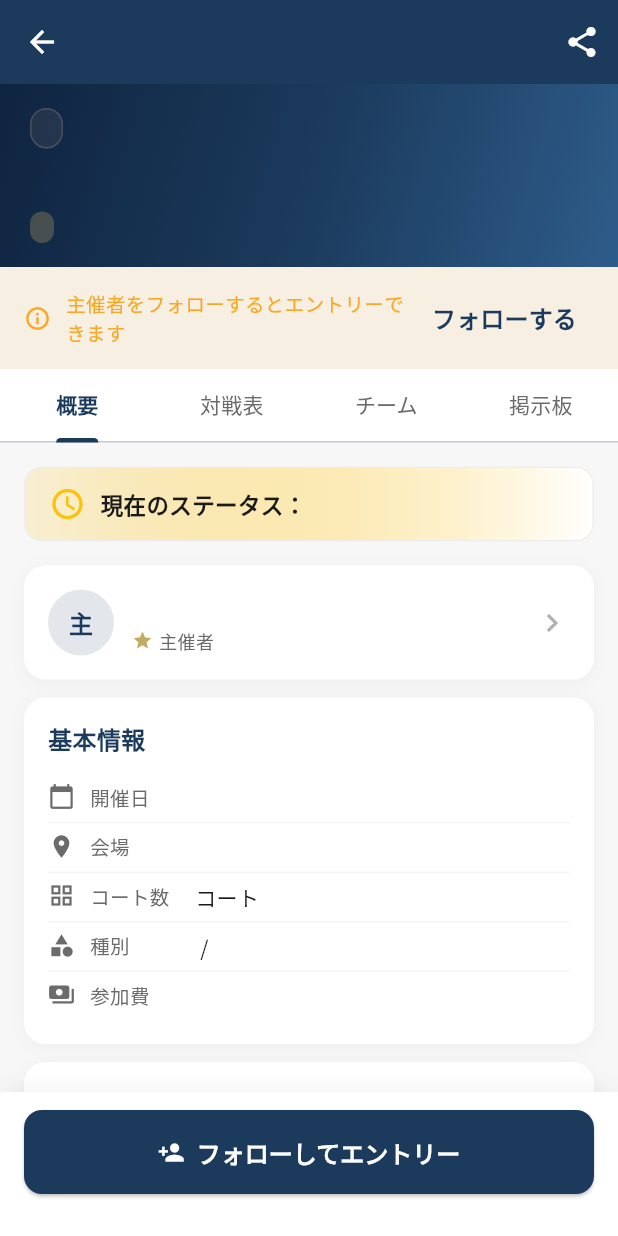
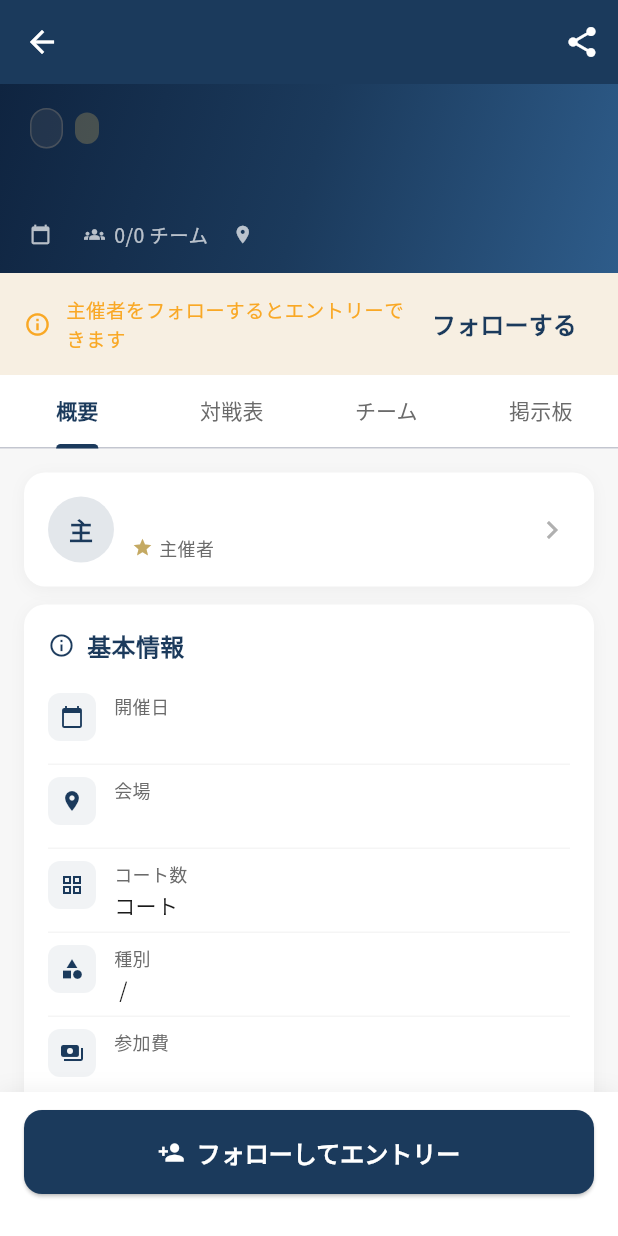
Before and after one commit to sofvo-dev/sofvo, a Flutter app: the TournamentDetailScreen screen opened directly with empty values, on a phone screen of 412 x 824 dp. Run offline on Flutter 3.47's test engine with Material 3 defaults, Android fonts, the phone set to English and light mode, and no system bars; our stand-ins replace cloud_firestore, file_picker, firebase_auth, firebase_core, firebase_storage, google_fonts and 4 more; missing offline and left inert: dart:html, mobile_scanner; accounts and stored records are empty; network calls fail.

Commit message:
Improve tournament detail UI for better readability
- Add key stats (teams, location) to header for at-a-glance info
- Add icons to all card titles for visual hierarchy
- Redesign info rows with icon containers and label/value layout
- Add connecting lines between flow steps for timeline visualization
- Remove redundant status banner (already shown in header)

https://claude.ai/code/session_013MKxKGXbZGCqrQm7pKGamY

```diff
--- a/lib/screens/tournament/tournament_detail_screen.dart
+++ b/lib/screens/tournament/tournament_detail_screen.dart
@@ -107,6 +107,9 @@ class _TournamentDetailScreenState extends State<TournamentDetailScreen>
   }
 
   Widget _buildHeader(Map<String, dynamic> t, String status, Color statusColor) {
+    final currentTeams = t['currentTeams'] is int ? t['currentTeams'] as int : 0;
+    final maxTeams = t['maxTeams'] is int ? t['maxTeams'] as int : 0;
+
     return Container(
       width: double.infinity,
       padding: const EdgeInsets.fromLTRB(20, 16, 20, 16),
@@ -119,6 +122,7 @@ class _TournamentDetailScreenState extends State<TournamentDetailScreen>
       child: Column(
         crossAxisAlignment: CrossAxisAlignment.start,
         children: [
+          Row(children: [
             Container(
               padding: const EdgeInsets.symmetric(horizontal: 10, vertical: 4),
               decoration: BoxDecoration(
@@ -128,17 +132,32 @@ class _TournamentDetailScreenState extends State<TournamentDetailScreen>
               ),
               child: Text(status, style: const TextStyle(fontSize: 12, fontWeight: FontWeight.bold, color: Colors.white)),
             ),
-          const SizedBox(height: 8),
-          Text(t['name'] as String, style: const TextStyle(fontSize: 20, fontWeight: FontWeight.bold, color: Colors.white)),
-          const SizedBox(height: 6),
-          Row(children: [
+            const SizedBox(width: 8),
             Container(
               padding: const EdgeInsets.symmetric(horizontal: 8, vertical: 2),
               decoration: BoxDecoration(color: AppTheme.accentColor.withValues(alpha: 0.3), borderRadius: BorderRadius.circular(8)),
               child: Text(t['type'] as String, style: const TextStyle(fontSize: 12, color: Colors.white, fontWeight: FontWeight.w600)),
             ),
-            const SizedBox(width: 10),
+          ]),
+          const SizedBox(height: 10),
+          Text(t['name'] as String, style: const TextStyle(fontSize: 20, fontWeight: FontWeight.bold, color: Colors.white)),
+          const SizedBox(height: 10),
+          Row(children: [
+            const Icon(Icons.calendar_today, size: 14, color: Colors.white70),
+            const SizedBox(width: 6),
             Text(t['date'] as String, style: const TextStyle(fontSize: 13, color: Colors.white70)),
+            const SizedBox(width: 16),
+            const Icon(Icons.groups, size: 14, color: Colors.white70),
+            const SizedBox(width: 6),
+            Text('$currentTeams/$maxTeams チーム', style: const TextStyle(fontSize: 13, color: Colors.white70)),
+            const SizedBox(width: 16),
+            const Icon(Icons.location_on, size: 14, color: Colors.white70),
+            const SizedBox(width: 4),
+            Expanded(
+              child: Text(t['location'] as String? ?? t['venue'] as String? ?? '',
+                  style: const TextStyle(fontSize: 13, color: Colors.white70),
+                  overflow: TextOverflow.ellipsis),
+            ),
           ]),
         ],
       ),
@@ -226,33 +245,6 @@ class _TournamentDetailScreenState extends State<TournamentDetailScreen>
         return ListView(
           padding: const EdgeInsets.all(16),
           children: [
-            // ━━━ Status banner ━━━
-            Container(
-              padding: const EdgeInsets.symmetric(vertical: 12, horizontal: 16),
-              decoration: BoxDecoration(
-                gradient: LinearGradient(colors: [
-                  liveStatus == '募集中' ? AppTheme.success.withOpacity(0.15) :
-                  liveStatus == '開催中' ? AppTheme.primaryColor.withOpacity(0.15) :
-                  Colors.amber.withOpacity(0.15),
-                  Colors.white,
-                ]),
-                borderRadius: BorderRadius.circular(12),
-                border: Border.all(color: Colors.grey[200]!),
-              ),
-              child: Row(children: [
-                Icon(
-                  liveStatus == '募集中' ? Icons.how_to_reg :
-                  liveStatus == '開催中' ? Icons.play_circle :
-                  liveStatus == '終了' ? Icons.check_circle : Icons.schedule,
-                  color: liveStatus == '募集中' ? AppTheme.success :
-                  liveStatus == '開催中' ? AppTheme.primaryColor : Colors.amber,
-                ),
-                const SizedBox(width: 10),
-                Text('現在のステータス：$liveStatus', style: const TextStyle(fontSize: 15, fontWeight: FontWeight.bold)),
-              ]),
-            ),
-            const SizedBox(height: 16),
-
             // ━━━ Organizer ━━━
             _buildCard(
               child: Row(children: [
@@ -279,6 +271,7 @@ class _TournamentDetailScreenState extends State<TournamentDetailScreen>
             // ━━━ Basic Info ━━━
             _buildCard(
               title: '基本情報',
+              titleIcon: Icons.info_outline,
               child: Column(children: [
                 _buildInfoRow(Icons.calendar_today, '開催日', t['date'] as String? ?? ''),
                 _buildDivider(),
@@ -301,6 +294,7 @@ class _TournamentDetailScreenState extends State<TournamentDetailScreen>
             // ━━━ Schedule ━━━
             _buildCard(
               title: '当日スケジュール',
+              titleIcon: Icons.schedule,
               child: Column(children: [
                 _buildInfoRow(Icons.door_front_door, '開場', live['openTime'] as String? ?? t['openTime'] as String? ?? '8:00'),
                 _buildDivider(),
@@ -324,6 +318,7 @@ class _TournamentDetailScreenState extends State<TournamentDetailScreen>
             // ━━━ Entry status ━━━
             _buildCard(
               title: '募集状況',
+              titleIcon: Icons.how_to_reg,
               child: Column(children: [
                 Row(children: [
                   Icon(Icons.groups, size: 20, color: AppTheme.primaryColor),
@@ -360,6 +355,7 @@ class _TournamentDetailScreenState extends State<TournamentDetailScreen>
             // ━━━ Rules Detail ━━━
             _buildCard(
               title: '大会ルール',
+              titleIcon: Icons.gavel,
               child: Column(children: [
                 _buildInfoRow(Icons.sports_volleyball, '試合形式', '${t['format'] ?? '4人制'}（15点先取）'),
                 _buildDivider(),
@@ -398,6 +394,7 @@ class _TournamentDetailScreenState extends State<TournamentDetailScreen>
             // ━━━ Management info ━━━
             if (liveManagement.isNotEmpty) _buildCard(
               title: '運営情報',
+              titleIcon: Icons.admin_panel_settings,
               child: Column(children: [
                 if (liveManagement['teamsPerCourt'] != null)
                   _buildInfoRow(Icons.people, '1コートあたり', '${liveManagement['teamsPerCourt']}チーム'),
@@ -416,6 +413,7 @@ class _TournamentDetailScreenState extends State<TournamentDetailScreen>
             // ━━━ Other settings ━━━
             if (liveOther.isNotEmpty) _buildCard(
               title: 'その他',
+              titleIcon: Icons.more_horiz,
               child: Column(children: [
                 if (liveOther['uniformNumber'] != null)
                   _buildInfoRow(Icons.format_list_numbered, 'ゼッケン', liveOther['uniformNumber'] == true ? '必須' : '不要'),
@@ -430,13 +428,14 @@ class _TournamentDetailScreenState extends State<TournamentDetailScreen>
             // ━━━ Tournament flow ━━━
             _buildCard(
               title: '大会の流れ',
+              titleIcon: Icons.timeline,
               child: Column(crossAxisAlignment: CrossAxisAlignment.start, children: [
                 _buildFlowStep(1, 'エントリー受付', liveStatus == '募集中', liveCurrentTeams > 0),
                 _buildFlowStep(2, '予選リーグ（ラウンドロビン）', liveStatus == '開催中', false),
                 if ((livePrelim['rounds'] ?? 1) > 1)
                   _buildFlowStep(3, '予選2（ランク別再編成）', false, false),
                 _buildFlowStep((livePrelim['rounds'] ?? 1) > 1 ? 4 : 3, '決勝トーナメント', liveStatus == '決勝中', false),
-                _buildFlowStep((livePrelim['rounds'] ?? 1) > 1 ? 5 : 4, '結果発表・表彰', liveStatus == '終了', false),
+                _buildFlowStep((livePrelim['rounds'] ?? 1) > 1 ? 5 : 4, '結果発表・表彰', liveStatus == '終了', false, isLast: true),
               ]),
             ),
 
@@ -444,6 +443,7 @@ class _TournamentDetailScreenState extends State<TournamentDetailScreen>
             if (liveStatus == '終了')
               _buildCard(
                 title: '大会結果',
+                titleIcon: Icons.emoji_events,
                 child: StreamBuilder<QuerySnapshot>(
                   stream: _firestore.collection('tournaments').doc(_tournamentId)
                       .collection('brackets').snapshots(),
@@ -518,29 +518,38 @@ class _TournamentDetailScreenState extends State<TournamentDetailScreen>
     );
   }
 
-  Widget _buildFlowStep(int step, String label, bool isCurrent, bool isCompleted) {
-    return Padding(
-      padding: const EdgeInsets.symmetric(vertical: 6),
+  Widget _buildFlowStep(int step, String label, bool isCurrent, bool isCompleted, {bool isLast = false}) {
+    return IntrinsicHeight(
       child: Row(children: [
+        Column(children: [
           Container(
-          width: 28, height: 28,
+            width: 30, height: 30,
             decoration: BoxDecoration(
               color: isCompleted ? AppTheme.success : isCurrent ? AppTheme.primaryColor : Colors.grey[200],
               shape: BoxShape.circle,
+              boxShadow: isCurrent ? [BoxShadow(color: AppTheme.primaryColor.withValues(alpha: 0.3), blurRadius: 6)] : [],
             ),
             child: Center(child: isCompleted
                 ? const Icon(Icons.check, size: 16, color: Colors.white)
                 : Text('$step', style: TextStyle(fontSize: 13, fontWeight: FontWeight.bold,
                     color: isCurrent ? Colors.white : AppTheme.textSecondary))),
           ),
-        const SizedBox(width: 12),
-        Expanded(child: Text(label, style: TextStyle(fontSize: 14,
+          if (!isLast)
+            Expanded(child: Container(width: 2, color: isCompleted ? AppTheme.success.withValues(alpha: 0.3) : Colors.grey[200])),
+        ]),
+        const SizedBox(width: 14),
+        Expanded(
+          child: Padding(
+            padding: const EdgeInsets.only(bottom: 16),
+            child: Text(label, style: TextStyle(fontSize: 14,
                 fontWeight: isCurrent ? FontWeight.bold : FontWeight.normal,
-            color: isCurrent ? AppTheme.primaryColor : isCompleted ? AppTheme.success : AppTheme.textPrimary))),
+                color: isCurrent ? AppTheme.primaryColor : isCompleted ? AppTheme.success : AppTheme.textPrimary)),
+          ),
+        ),
         if (isCurrent)
           Container(
             padding: const EdgeInsets.symmetric(horizontal: 8, vertical: 2),
-            decoration: BoxDecoration(color: AppTheme.primaryColor.withOpacity(0.1), borderRadius: BorderRadius.circular(8)),
+            decoration: BoxDecoration(color: AppTheme.primaryColor.withValues(alpha: 0.1), borderRadius: BorderRadius.circular(8)),
             child: const Text('進行中', style: TextStyle(fontSize: 11, color: AppTheme.primaryColor, fontWeight: FontWeight.bold)),
           ),
       ]),
@@ -2019,7 +2028,7 @@ class _TournamentDetailScreenState extends State<TournamentDetailScreen>
   }
 
   // ━━━ 共通ウィジェット ━━━
-  Widget _buildCard({String? title, required Widget child}) {
+  Widget _buildCard({String? title, IconData? titleIcon, required Widget child}) {
     return Container(
       width: double.infinity, padding: const EdgeInsets.all(16),
       decoration: BoxDecoration(
@@ -2028,7 +2037,13 @@ class _TournamentDetailScreenState extends State<TournamentDetailScreen>
       ),
       child: Column(crossAxisAlignment: CrossAxisAlignment.start, children: [
         if (title != null) ...[
+          Row(children: [
+            if (titleIcon != null) ...[
+              Icon(titleIcon, size: 18, color: AppTheme.primaryColor),
+              const SizedBox(width: 8),
+            ],
             Text(title, style: const TextStyle(fontSize: 16, fontWeight: FontWeight.bold, color: AppTheme.primaryColor)),
+          ]),
           const SizedBox(height: 12),
         ],
         child,
@@ -2038,12 +2053,19 @@ class _TournamentDetailScreenState extends State<TournamentDetailScreen>
 
   Widget _buildInfoRow(IconData icon, String label, String value) {
     return Padding(
-      padding: const EdgeInsets.symmetric(vertical: 6),
+      padding: const EdgeInsets.symmetric(vertical: 8),
       child: Row(crossAxisAlignment: CrossAxisAlignment.start, children: [
-        Icon(icon, size: 18, color: AppTheme.textSecondary),
-        const SizedBox(width: 10),
-        SizedBox(width: 70, child: Text(label, style: TextStyle(fontSize: 13, color: AppTheme.textSecondary))),
-        Expanded(child: Text(value, style: const TextStyle(fontSize: 14, color: AppTheme.textPrimary, fontWeight: FontWeight.w500))),
+        Container(
+          width: 32, height: 32,
+          decoration: BoxDecoration(color: AppTheme.primaryColor.withValues(alpha: 0.06), borderRadius: BorderRadius.circular(8)),
+          child: Icon(icon, size: 16, color: AppTheme.primaryColor),
+        ),
+        const SizedBox(width: 12),
+        Expanded(child: Column(crossAxisAlignment: CrossAxisAlignment.start, children: [
+          Text(label, style: const TextStyle(fontSize: 12, color: AppTheme.textSecondary)),
+          const SizedBox(height: 2),
+          Text(value, style: const TextStyle(fontSize: 14, color: AppTheme.textPrimary, fontWeight: FontWeight.w500)),
+        ])),
       ]),
     );
   }
```
Lines whose indentation alone changed are shown as unchanged.
